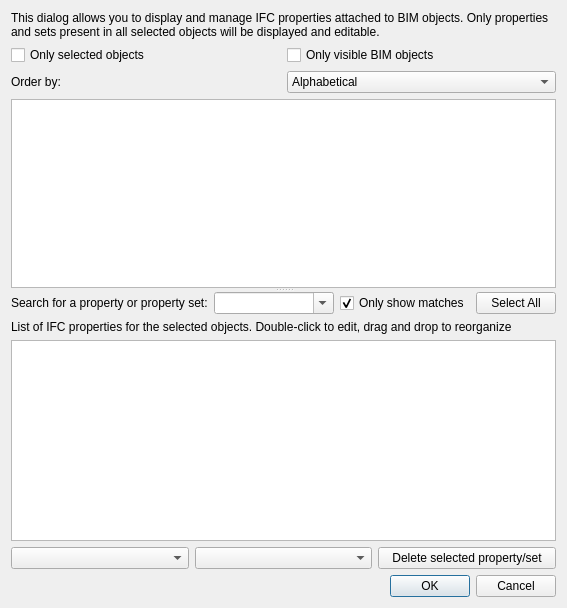
southseact-3d/fcd, file src/Mod/BIM/Resources/ui/dialogIfcProperties.ui: the form before one commit.
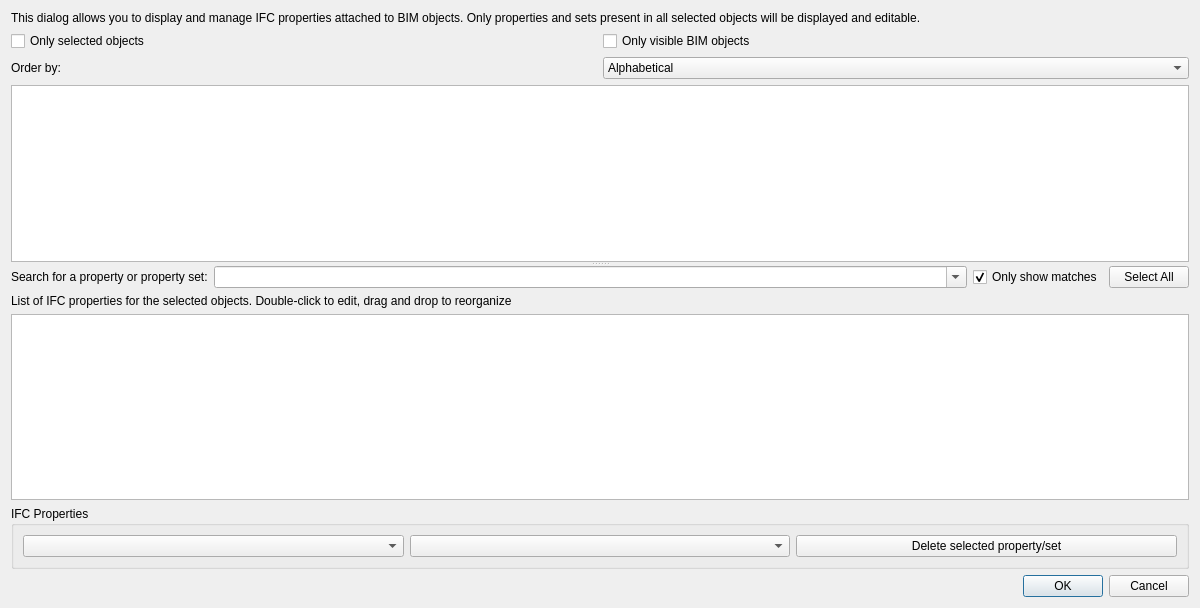
The form after the commit. Icons and pictures are not drawn.

Commit message: [BIM} Correct styling of DeleteIFCProperties window and add GroupBox

```diff
--- a/src/Mod/BIM/Resources/ui/dialogIfcProperties.ui
+++ b/src/Mod/BIM/Resources/ui/dialogIfcProperties.ui
@@ -6,7 +6,7 @@
    <rect>
     <x>0</x>
     <y>0</y>
-    <width>567</width>
+    <width>1200</width>
     <height>608</height>
    </rect>
   </property>
@@ -162,6 +162,13 @@
     </widget>
    </item>
    <item>
+    <widget class="QGroupBox" name="GroupBoxIfcProperties">
+     <property name="enabled">
+      <bool>true</bool>
+     </property>
+     <property name="title">
+      <string>IFC Properties</string>
+     </property>
     <layout class="QHBoxLayout" name="horizontalLayout_5">
      <item>
       <widget class="QComboBox" name="comboProperty"/>
@@ -182,6 +189,7 @@
       </widget>
      </item>
     </layout>
+    </widget>
    </item>
    <item>
     <widget class="QDialogButtonBox" name="buttonBox">
```
Left out of the diff: 2 changed lines with no effect on the pictures. Lines whose indentation alone changed are shown as unchanged. The commit also changes 3 other files.
